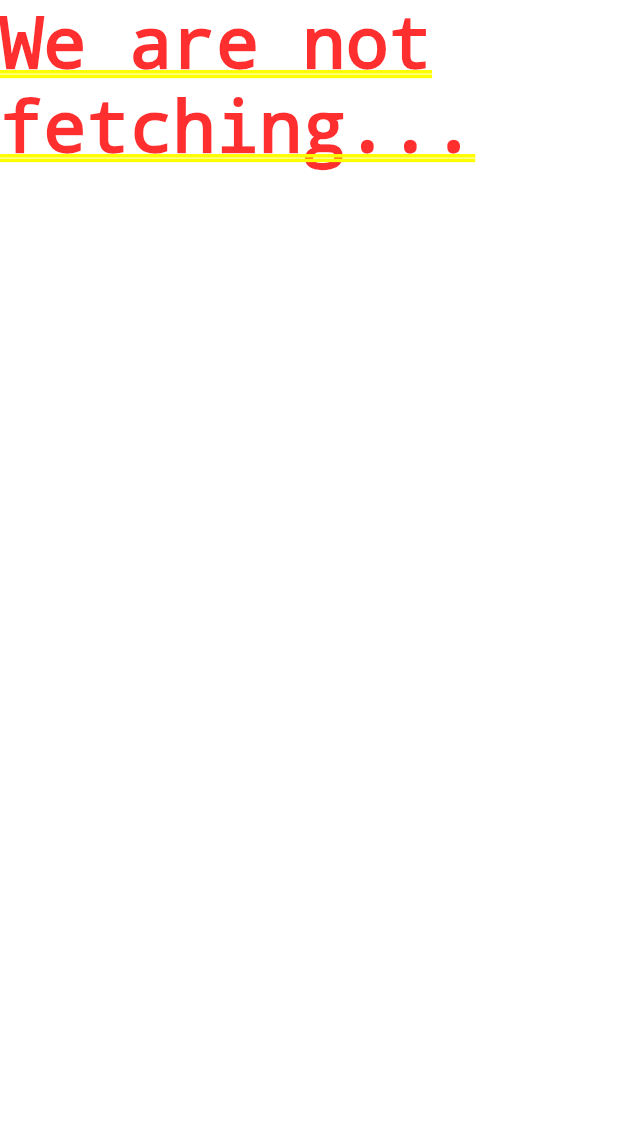
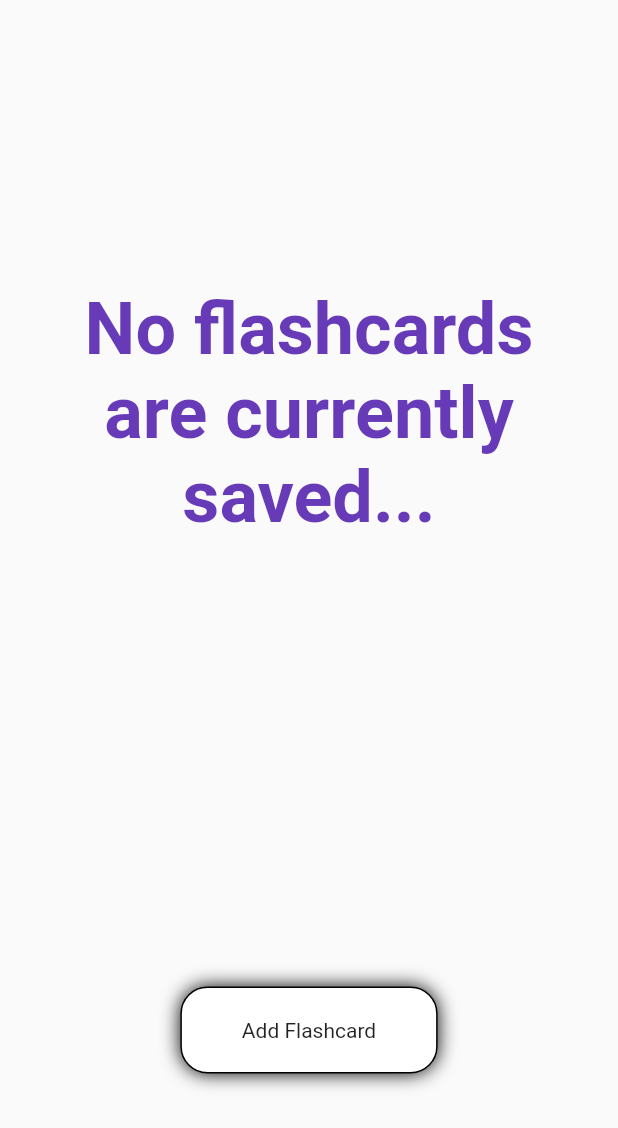
Before and after one commit to JaidenRM/Flashcards, a Flutter app: the screen it shows after launch, after a tap on "Start", on a phone screen of 412 x 824 dp. Shown: the top 1128 px of the screen. Run offline on Flutter 3.47's test engine with Material 2 defaults, Android fonts, the phone set to English and light mode, and no system bars; our stand-ins replace bloc, csv, equatable, flutter_bloc; statements that could not run were skipped.

Commit message:
-- added/shifted around widgets for states like empty and error -- flashcards are now chnaged by the proper event and seem to be functioning fine now -- branch should be good to merge now

```diff
--- a/lib/bloc/event/man_fc_event.dart
+++ b/lib/bloc/event/man_fc_event.dart
@@ -8,14 +8,14 @@ abstract class ManageFlashcardEvent {
 }
 
 class FetchFlashcardEvent extends ManageFlashcardEvent {
-  final bool isNext, isPrev;
   final int targetId;
 
-  FetchFlashcardEvent({ this.targetId, this.isNext, this.isPrev });
+  FetchFlashcardEvent({ this.targetId });
 }
 
 class ChangeFlashcardEvent extends ManageFlashcardEvent {
   final FetchedFlashcardsState state;
+  final bool isNext;
 
-  ChangeFlashcardEvent(this.state);
+  ChangeFlashcardEvent(this.state, this.isNext);
 }
--- a/lib/bloc/man_fc_bloc.dart
+++ b/lib/bloc/man_fc_bloc.dart
@@ -1,4 +1,5 @@
 import 'dart:async';
+import 'dart:math';
 import 'package:flashcards/bloc/state/update_fc_state.dart' as updateState;
 import 'package:flashcards/bloc/update_fc_bloc.dart';
 import '../model/flashcard_model.dart';
@@ -19,13 +20,13 @@ class ManageFlashcardBloc extends Bloc<ManageFlashcardEvent, ManageFlashcardStat
     });
   }
 
-  void onFetch({int id, bool isNext = false, bool isPrev = false}) {
-    add(FetchFlashcardEvent(targetId: id, isNext: isNext, isPrev: isPrev));
+  void onFetch({int id}) {
+    add(FetchFlashcardEvent(targetId: id));
   }
 
-  void onChangeCard() {
+  void onChangeCard(bool isNext) {
     if(this.state is FetchedFlashcardsState)
-      add(ChangeFlashcardEvent(state));
+      add(ChangeFlashcardEvent(state, isNext));
   }
 
   @override
@@ -42,7 +43,7 @@ class ManageFlashcardBloc extends Bloc<ManageFlashcardEvent, ManageFlashcardStat
         if(event.targetId == null)
           flashcards= await _repo.fetchFlashcards();
         else
-          flashcards.add(await _repo.fetchFlashcard(event.targetId, isNext: event.isNext, isPrev: event.isPrev));
+          flashcards.add(await _repo.fetchFlashcard(event.targetId));
 
         if(flashcards.length == 0) yield EmptyState();
         else yield FetchedFlashcardsState(flashcards);
@@ -51,7 +52,12 @@ class ManageFlashcardBloc extends Bloc<ManageFlashcardEvent, ManageFlashcardStat
         yield ErrorState();
       }
     } else if (event is ChangeFlashcardEvent) {
-      yield FetchedFlashcardsState(event.state.flashcards, currId: event.state.currId + 1);
+      int targetId = event.isNext ?
+        min(event.state.currId + 1, event.state.flashcards.length - 1)
+        :
+        max(event.state.currId - 1, 0);
+
+      yield FetchedFlashcardsState(event.state.flashcards, currId: targetId);
     }
   }
 
--- a/lib/data/data_interface.dart
+++ b/lib/data/data_interface.dart
@@ -3,7 +3,7 @@ import '../model/flashcard_model.dart';
 abstract class DataRetrieval {
   ///Fetchs the specified flashcard from storage based on id. The bool is used to specify
   ///whether the specific flashcard with this id should be fetched or the next flashcard after this id.
-  Future<FlashcardModel> fetchFlashcard(int id, {bool isNext, bool isPrev}) async {}
+  Future<FlashcardModel> fetchFlashcard(int id) async {}
   ///Fetchs all stored flashcards
   Future<List<FlashcardModel>> fetchFlashcards() async {}
   ///Transforms the flashcard into a storable format and save it
--- a/lib/service/repository.dart
+++ b/lib/service/repository.dart
@@ -9,7 +9,7 @@ class Repository {
 
   //decide on how bloc calls this and assign the correct data func
   Future<FlashcardModel> fetchFlashcard(int id, { bool isNext = false, bool isPrev = false }) async =>
-    await data.fetchFlashcard(id, isNext: isNext, isPrev: isPrev);
+    await data.fetchFlashcard(id);
   Future<List<FlashcardModel>> fetchFlashcards() async => await data.fetchFlashcards();
   Future<bool> addFlashcard(FlashcardModel flashcard) async => await data.addFlashcard(flashcard);
   Future<bool> addFlashcards(List<FlashcardModel> flashcards) async => await data.addFlashcards(flashcards);
--- a/lib/styles/app_styles.dart
+++ b/lib/styles/app_styles.dart
@@ -10,6 +10,10 @@ abstract class AppText {
   );
   static const TextStyle ERROR_TEXT = TextStyle(color: NEG_COL);
   static const TextStyle LABEL_TEXT = TextStyle(color: PRIMARY_COL);
+  static const TextStyle HEADING_TEXT = TextStyle(
+    color: PRIMARY_COL,
+    fontSize: 48,
+    fontWeight: FontWeight.bold);
 }
 
 abstract class AppDeco {
--- a/lib/ui/add_flashcard.dart
+++ b/lib/ui/add_flashcard.dart
@@ -40,6 +40,7 @@ class _AddState extends State<AddFlashcard> {
                           mainAxisAlignment: MainAxisAlignment.center,
                           children: <Widget> [
                             Text('Question*', style: AppText.LABEL_TEXT),
+                            Padding(padding: EdgeInsets.all(10),),
                             Container(
                               width: MediaQuery.of(context).size.width * wFactor,
                               child: TextField(
@@ -54,6 +55,7 @@ class _AddState extends State<AddFlashcard> {
                           mainAxisAlignment: MainAxisAlignment.center,
                           children: <Widget> [
                             Text('Answer*', style: AppText.LABEL_TEXT),
+                            Padding(padding: EdgeInsets.all(10),),
                             Container(
                               width: MediaQuery.of(context).size.width * wFactor,
                               child: TextField(
@@ -67,6 +69,7 @@ class _AddState extends State<AddFlashcard> {
                           mainAxisAlignment: MainAxisAlignment.center,
                           children: <Widget> [
                             Text('Hint', style: AppText.LABEL_TEXT),
+                            Padding(padding: EdgeInsets.all(20),),
                             Container(
                               width: MediaQuery.of(context).size.width * wFactor,
                               child: TextField(
--- /dev/null
+++ b/lib/ui/empty_page.dart
@@ -0,0 +1,29 @@
+import 'package:flashcards/styles/app_styles.dart';
+import 'package:flashcards/utils/routes.dart';
+import 'package:flutter/material.dart';
+
+class EmptyPage extends StatelessWidget {
+  @override
+  Widget build(BuildContext context) {
+    return Scaffold(
+      body: SafeArea(
+        child: Column(
+          crossAxisAlignment: CrossAxisAlignment.center,
+          mainAxisAlignment: MainAxisAlignment.center,
+          children: <Widget>[
+            Expanded(
+              flex: 2,
+              child: Center(
+                child: Padding(
+                  padding: EdgeInsets.all(30),
+                  child:Text('No flashcards are currently saved...',
+                    style: AppText.HEADING_TEXT,
+                    textAlign: TextAlign.center)))),
+            Expanded(child: AddRoute())
+          ],
+        ),
+      )
+    );
+  }
+
+}
--- a/lib/ui/flashcard.dart
+++ b/lib/ui/flashcard.dart
@@ -3,11 +3,12 @@ import 'package:flashcards/bloc/state/man_fc_state.dart' as manState;
 import 'package:flashcards/bloc/state/update_fc_state.dart';
 import 'package:flashcards/bloc/update_fc_bloc.dart';
 import 'package:flashcards/service/repository.dart';
+import 'package:flashcards/ui/error_page.dart';
 import '../bloc/flashcard_bloc.dart';
 import '../bloc/state/flashcard_state.dart';
 import 'package:flutter/material.dart';
 import 'package:flutter_bloc/flutter_bloc.dart';
-
+import 'empty_page.dart';
 import 'flashcard_back.dart';
 import 'flashcard_front.dart';
 
@@ -34,7 +35,6 @@ class _FlashcardState extends State<Flashcard> {
       ],
       child: BlocListener<UpdateFlashcardBloc, UpdateFlashcardState>(
         listener: (context, state) => {
-          //on every 3rd tap it likes but 1st tap to unlike
           if(state is UpdatingFlashcardState) {
             Future.delayed(Duration(seconds: 1), () => Center(child: CircularProgressIndicator()))
           }
@@ -66,6 +66,22 @@ class FlashcardWidget extends StatelessWidget {
         if(state is manState.FetchingFlashcardsState)
             return Center(child: CircularProgressIndicator());
         else if(state is manState.FetchedFlashcardsState) {
+          return BuildFlashcard();
+        } else if(state is manState.EmptyState) {
+          return EmptyPage();
+        } else if(state is manState.ErrorState) {
+          return ErrorPage();
+        }else {
+          return Text("We are not fetching...");
+        }
+      },
+    );
+  }
+}
+
+class BuildFlashcard extends StatelessWidget {
+  @override
+  Widget build(BuildContext context) {
     return BlocBuilder<FlashcardBloc, FlashcardState>(
       builder: (context, state) {
         final _manState = context.bloc<ManageFlashcardBloc>().state as manState.FetchedFlashcardsState;
@@ -86,11 +102,6 @@ class FlashcardWidget extends StatelessWidget {
         }
       },
     );
-        } else {
-          return Text("We are not fetching...");
-        }
-      },
-    );
   }
 
 }
```
Also changed, not shown: lib/ui/error_page.dart (added, +38 -0 lines), lib/ui/flashcard_back.dart (+2 -10 lines), lib/ui/flashcard_front.dart (+2 -8 lines). Lines whose indentation alone changed are shown as unchanged.
